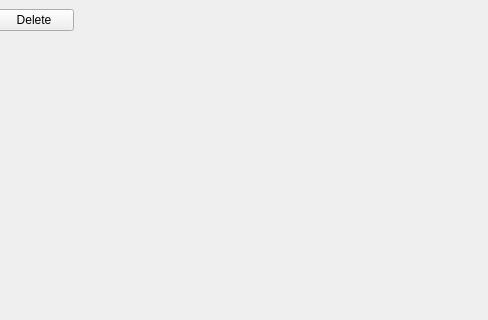
Above: serialgui.ui from Kalbra/skui before the change; both pictures show x 273 to 761 and y 0 to 320 of the 851 by 421 pixel window. Below: the same form after it.
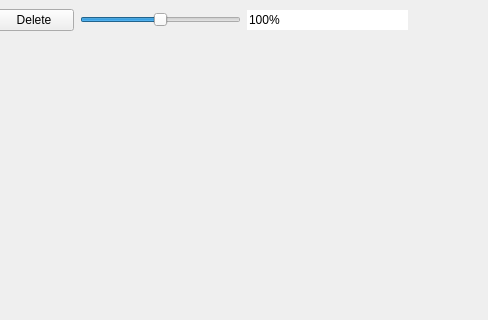
That is the form after the change.

What changed in the file:
```diff
--- a/serialgui.ui
+++ b/serialgui.ui
@@ -45,6 +45,38 @@
         </property>
        </widget>
       </item>
+      <item>
+       <widget class="QSlider" name="zoom">
+        <property name="minimum">
+         <number>0</number>
+        </property>
+        <property name="maximum">
+         <number>200</number>
+        </property>
+        <property name="singleStep">
+         <number>10</number>
+        </property>
+        <property name="value">
+         <number>100</number>
+        </property>
+        <property name="tracking">
+         <bool>true</bool>
+        </property>
+        <property name="orientation">
+         <enum>Qt::Horizontal</enum>
+        </property>
+       </widget>
+      </item>
+      <item>
+       <widget class="QLineEdit" name="percent">
+        <property name="text">
+         <string>100%</string>
+        </property>
+        <property name="frame">
+         <bool>false</bool>
+        </property>
+       </widget>
+      </item>
       <item>
        <spacer name="horizontalSpacer">
         <property name="orientation">
```
